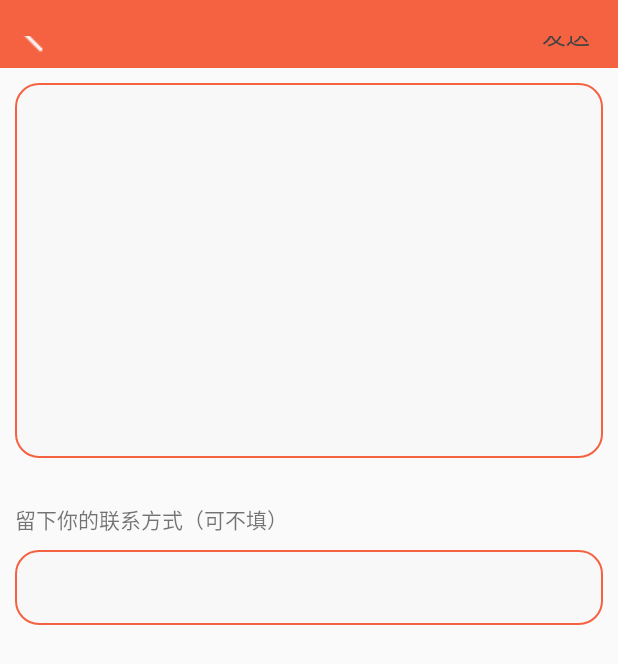
After one commit to treasurect/Happiness_XT, an Android app: the UserFeedBackActivity screen opened directly, with no data from a screen before it, on a phone screen of 412 x 824 dp. The commit adds this screen. Shown: the top 664 px of the screen. Run offline under Robolectric (Android 15) with nearby library versions, the phone set to English and light mode, and no system bars; libraries missing offline, so code that uses them is left out: cn.bmob.v3.

Commit message:
反馈  基本调试  完成

```diff
--- a/app/src/main/java/com/treasure_ct/happiness_xt/activity/assistant/LifeAssistantRecordActivity.java
+++ b/app/src/main/java/com/treasure_ct/happiness_xt/activity/assistant/LifeAssistantRecordActivity.java
@@ -41,7 +41,7 @@ public class LifeAssistantRecordActivity extends BaseActivity implements View.On
         initView();
         initFindId();
         initClick();
-        editDesc.addTextChangedListener(this);
+
         btn_send.setClickable(false);
         btn_send.setTextColor(getResources().getColor(R.color.colorGray2));
     }
@@ -69,6 +69,7 @@ public class LifeAssistantRecordActivity extends BaseActivity implements View.On
     private void initClick() {
         btn_back.setOnClickListener(this);
         btn_send.setOnClickListener(this);
+        editDesc.addTextChangedListener(this);
     }
 
     @Override
--- /dev/null
+++ b/app/src/main/java/com/treasure_ct/happiness_xt/activity/user/UserFeedBackActivity.java
@@ -0,0 +1,112 @@
+package com.treasure_ct.happiness_xt.activity.user;
+
+import android.support.v7.app.AppCompatActivity;
+import android.os.Bundle;
+import android.text.Editable;
+import android.text.TextWatcher;
+import android.view.View;
+import android.widget.EditText;
+import android.widget.Toast;
+
+import com.treasure_ct.happiness_xt.BaseActivity;
+import com.treasure_ct.happiness_xt.R;
+import com.treasure_ct.happiness_xt.bean.FeedBackBean;
+import com.treasure_ct.happiness_xt.bean.UserInfoBean;
+import com.treasure_ct.happiness_xt.utils.Tools;
+
+import cn.bmob.v3.exception.BmobException;
+import cn.bmob.v3.listener.SaveListener;
+
+public class UserFeedBackActivity extends BaseActivity implements View.OnClickListener, TextWatcher {
+
+    private EditText edit_Content;
+    private EditText edit_Contacts;
+
+    @Override
+    protected void onCreate(Bundle savedInstanceState) {
+        super.onCreate(savedInstanceState);
+        setContentView(R.layout.activity_user_feed_back);
+        initTitle();//基础activity里初始化标题栏
+        Tools.setTranslucentStatus(this);//沉浸模式
+        btn_back.setVisibility(View.VISIBLE);
+        btn_send.setVisibility(View.VISIBLE);
+
+        initFindId();
+        initClick();
+
+        btn_send.setClickable(false);
+        btn_send.setTextColor(getResources().getColor(R.color.colorGray2));
+    }
+
+    private void initFindId() {
+        edit_Content = (EditText) findViewById(R.id.feedBack_content);
+        edit_Contacts = (EditText) findViewById(R.id.feedBack_contacts);
+    }
+
+    private void initClick() {
+        btn_back.setOnClickListener(this);
+        btn_send.setOnClickListener(this);
+        edit_Content.addTextChangedListener(this);
+    }
+
+    @Override
+    public void onClick(View v) {
+        switch (v.getId()) {
+            case R.id.btn_back:
+                finish();
+                break;
+            case R.id.btn_send:
+                sendFeedBack();
+                break;
+        }
+    }
+
+    private void sendFeedBack() {
+        FeedBackBean feedBackBean = new FeedBackBean();
+        if (!Tools.isNull(BaseActivity.aCache.getAsString("token"))){
+            UserInfoBean userInfo = (UserInfoBean) BaseActivity.aCache.getAsObject("UserInfo");
+            feedBackBean.setUser_name(userInfo.getUser_name());
+            feedBackBean.setUser_nick(userInfo.getNick_name());
+        }else {
+            feedBackBean.setUser_name("匿名");
+            feedBackBean.setUser_nick("匿名");
+        }
+        feedBackBean.setContent(edit_Content.getText().toString().trim());
+        if (!Tools.isNull(edit_Contacts.getText().toString().trim())){
+            feedBackBean.setContacts(edit_Contacts.getText().toString().trim());
+        }else {
+            feedBackBean.setContacts("无");
+        }
+        feedBackBean.save(new SaveListener<String>() {
+            @Override
+            public void done(String s, BmobException e) {
+                if (e == null){
+                    Toast.makeText(UserFeedBackActivity.this, "我们已收到你的反馈，谢谢支持！", Toast.LENGTH_SHORT).show();
+                    UserFeedBackActivity.this.finish();
+                }else {
+                    Toast.makeText(UserFeedBackActivity.this, "提交失败，原因："+e.getMessage(), Toast.LENGTH_SHORT).show();
+                }
+            }
+        });
+    }
+    @Override
+    public void beforeTextChanged(CharSequence s, int start, int count, int after) {
+
+    }
+
+    @Override
+    public void onTextChanged(CharSequence s, int start, int before, int count) {
+        if (!Tools.isNull(s.toString().trim())){
+            btn_send.setClickable(true);
+            btn_send.setTextColor(getResources().getColor(R.color.colorWhite));
+        }else {
+            btn_send.setClickable(false);
+            btn_send.setTextColor(getResources().getColor(R.color.colorGray2));
+        }
+    }
+
+    @Override
+    public void afterTextChanged(Editable s) {
+
+    }
+}
--- a/app/src/main/java/com/treasure_ct/happiness_xt/fragments/PersonalFragment.java
+++ b/app/src/main/java/com/treasure_ct/happiness_xt/fragments/PersonalFragment.java
@@ -27,6 +27,7 @@ import com.treasure_ct.happiness_xt.BaseActivity;
 import com.treasure_ct.happiness_xt.R;
 import com.treasure_ct.happiness_xt.XTApplication;
 import com.treasure_ct.happiness_xt.activity.user.UserEditUserInfoActivity;
+import com.treasure_ct.happiness_xt.activity.user.UserFeedBackActivity;
 import com.treasure_ct.happiness_xt.activity.user.UserPushActivity;
 import com.treasure_ct.happiness_xt.activity.user.UserRegisterActivity;
 import com.treasure_ct.happiness_xt.activity.user.UserSettingsActivity;
@@ -182,6 +183,7 @@ public class PersonalFragment extends Fragment implements View.OnClickListener {
             case R.id.mine_shop_layout:
                 break;
             case R.id.mine_feedBack_layout:
+                startActivity(new Intent(getContext(), UserFeedBackActivity.class));
                 break;
             case R.id.mine_popup_quit:
                 quitpopupWindow();
--- a/app/src/main/res/layout/activity_user_edit_user_info.xml
+++ b/app/src/main/res/layout/activity_user_edit_user_info.xml
@@ -52,6 +52,7 @@
             android:layout_height="match_parent"
             android:layout_weight="5"
             android:background="@null"
+            android:inputType="number"
             android:textColor="@color/colorOrange"
             android:paddingLeft="10dp"/>
     </LinearLayout>
@@ -123,6 +124,7 @@
             android:layout_height="match_parent"
             android:layout_weight="5"
             android:background="@null"
+            android:inputType="textPassword"
             android:textColor="@color/colorOrange"
             android:paddingLeft="10dp"/>
     </LinearLayout>
@@ -163,6 +165,7 @@
                 android:layout_height="match_parent"
                 android:layout_weight="2"
                 android:background="@null"
+                android:inputType="number"
                 android:textColor="@color/colorOrange"
                 android:paddingLeft="10dp"/>
         </LinearLayout>
--- /dev/null
+++ b/app/src/main/res/layout/activity_user_feed_back.xml
@@ -0,0 +1,34 @@
+<?xml version="1.0" encoding="utf-8"?>
+<LinearLayout
+    xmlns:android="http://schemas.android.com/apk/res/android"
+    xmlns:tools="http://schemas.android.com/tools"
+    android:id="@+id/activity_user_feed_back"
+    android:layout_width="match_parent"
+    android:layout_height="match_parent"
+    android:clipToPadding="true"
+    android:fitsSystemWindows="true"
+    android:orientation="vertical"
+    tools:context="com.treasure_ct.happiness_xt.activity.user.UserFeedBackActivity">
+    <include layout="@layout/top_view"/>
+    <EditText
+        android:id="@+id/feedBack_content"
+        android:layout_width="match_parent"
+        android:layout_height="250dp"
+        android:padding="20dp"
+        android:gravity="top"
+        android:background="@drawable/bottom_white_frame_orange_radius15"
+        android:layout_margin="10dp"/>
+    <TextView
+        android:layout_width="match_parent"
+        android:layout_height="wrap_content"
+        android:text="留下你的联系方式（可不填）"
+        android:layout_marginLeft="10dp"
+        android:layout_marginTop="20dp"/>
+    <EditText
+        android:id="@+id/feedBack_contacts"
+        android:layout_width="match_parent"
+        android:layout_height="50dp"
+        android:background="@drawable/bottom_white_frame_orange_radius15"
+        android:layout_margin="10dp"
+        android:paddingLeft="10dp"/>
+</LinearLayout>
--- a/app/src/main/res/layout/activity_user_register.xml
+++ b/app/src/main/res/layout/activity_user_register.xml
@@ -29,6 +29,7 @@
             android:layout_height="match_parent"
             android:background="@drawable/edittext_bg"
             android:hint="手机号"
+            android:inputType="number"
             android:paddingLeft="15dp"/>
         <LinearLayout
             android:layout_width="wrap_content"
--- a/app/src/main/res/layout/popupwindow_mine_login.xml
+++ b/app/src/main/res/layout/popupwindow_mine_login.xml
@@ -49,6 +49,7 @@
             android:layout_marginRight="20dp"
             android:background="@drawable/edittext_bg"
             android:hint="请输入手机号"
+            android:inputType="number"
             android:paddingLeft="30dp"/>
 
         <EditText
@@ -60,6 +61,7 @@
             android:layout_marginTop="15dp"
             android:background="@drawable/edittext_bg"
             android:hint="请输入密码"
+            android:inputType="textPassword"
             android:paddingLeft="30dp"/>
 
         <TextView
```
Also changed, not shown: app/src/main/AndroidManifest.xml (+53 -47 lines), app/src/main/java/com/treasure_ct/happiness_xt/activity/user/UserPushActivity.java (+12 -1 lines), app/src/main/java/com/treasure_ct/happiness_xt/bean/FeedBackBean.java (added, +46 -0 lines).
